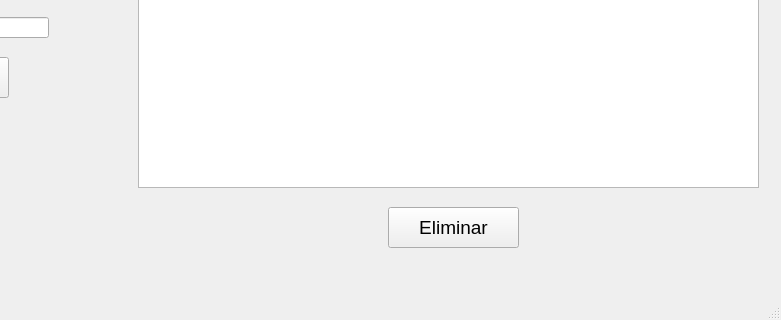
Old version of the form ui/almacen.ui in the repository Moises024/sistema_de_caja; both pictures show x 382 to 1163 and y 382 to 702 of the 1163 by 702 pixel window.
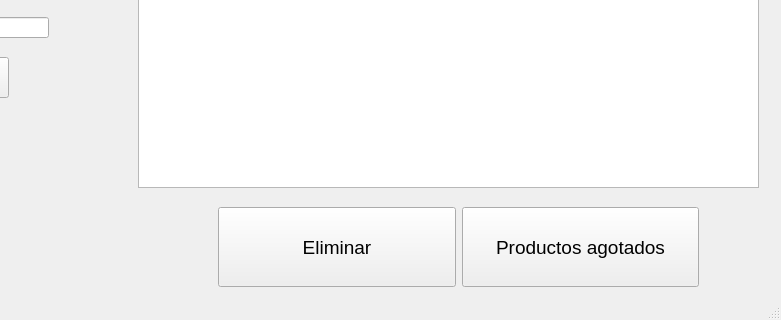
New version of the form. Icons and pictures are not drawn.

Commit message: feat/Creación de la ventada producto_agotados

The edit to the form file:
```diff
--- a/ui/almacen.ui
+++ b/ui/almacen.ui
@@ -33,17 +33,29 @@
       <x>520</x>
       <y>550</y>
       <width>621</width>
-      <height>80</height>
+      <height>111</height>
      </rect>
     </property>
-    <widget class="QPushButton" name="btn_eliminar">
+    <widget class="QWidget" name="gridLayoutWidget">
      <property name="geometry">
       <rect>
-       <x>250</x>
+       <x>80</x>
        <y>20</y>
-       <width>131</width>
-       <height>41</height>
+       <width>481</width>
+       <height>80</height>
       </rect>
+     </property>
+     <layout class="QGridLayout" name="gridLayout">
+      <property name="sizeConstraint">
+       <enum>QLayout::SetNoConstraint</enum>
+      </property>
+      <item row="0" column="0">
+       <widget class="QPushButton" name="btn_eliminar">
+        <property name="sizePolicy">
+         <sizepolicy hsizetype="Ignored" vsizetype="Ignored">
+          <horstretch>0</horstretch>
+          <verstretch>0</verstretch>
+         </sizepolicy>
      </property>
      <property name="font">
       <font>
@@ -53,6 +65,27 @@
      <property name="text">
       <string>Eliminar</string>
      </property>
+       </widget>
+      </item>
+      <item row="0" column="1">
+       <widget class="QPushButton" name="btn_agotado">
+        <property name="sizePolicy">
+         <sizepolicy hsizetype="Minimum" vsizetype="Expanding">
+          <horstretch>0</horstretch>
+          <verstretch>0</verstretch>
+         </sizepolicy>
+        </property>
+        <property name="font">
+         <font>
+          <pointsize>14</pointsize>
+         </font>
+        </property>
+        <property name="text">
+         <string>Productos agotados</string>
+        </property>
+       </widget>
+      </item>
+     </layout>
     </widget>
    </widget>
    <widget class="QLabel" name="label">
```
Lines whose indentation alone changed are shown as unchanged. The commit also changes 7 other files.
